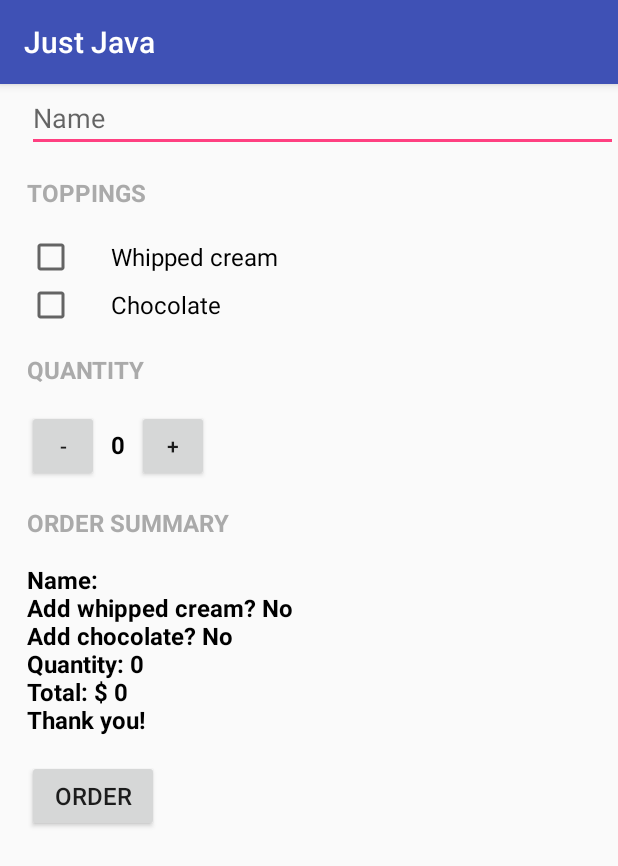
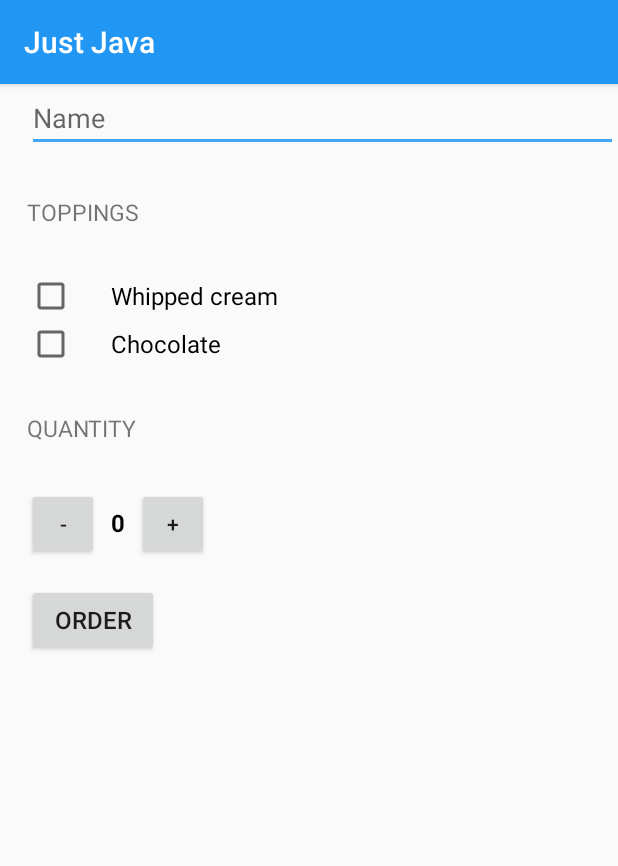
Before and after one commit to CyfrowySledz/JustJava, an Android app: the screen it shows after launch (MainActivity), after a tap on "ORDER", on a phone screen of 412 x 824 dp. Shown: the top 866 px of the screen. Run offline under Robolectric (Android 15) with nearby library versions, the phone set to English and light mode, and no system bars.

Commit message:
End of lesson 3

```diff
--- a/app/src/main/java/com/example/android/justjava/MainActivity.java
+++ b/app/src/main/java/com/example/android/justjava/MainActivity.java
@@ -38,7 +38,6 @@ public class MainActivity extends AppCompatActivity {
 
         total = calculatePrice(quantity, hasWhippedCream, hasChocolate);
         summary = createOrderSummary(total, hasWhippedCream, hasChocolate);
-        displayMessage(summary);
 
         Intent intent = new Intent(Intent.ACTION_SENDTO);
         intent.setData(Uri.parse("mailto:"));
@@ -54,14 +53,9 @@ public class MainActivity extends AppCompatActivity {
         quantityTextView.setText("" + number);
     }
 
-    public void displayMessage(String message) {
-        TextView orderSummaryTextView = (TextView) findViewById(R.id.order_summary_text_view);
-        orderSummaryTextView.setText(message);
-    }
-
     public void increment (View view){
         if (quantity == 5) {
-            Toast toast = Toast.makeText(this, "You can't have more than " + quantity + " coffees!", Toast.LENGTH_SHORT);
+            Toast toast = Toast.makeText(this, getString(R.string.max_coffees_warning, quantity), Toast.LENGTH_SHORT);
             toast.show();
             return;
         }
@@ -71,7 +65,7 @@ public class MainActivity extends AppCompatActivity {
 
     public void decrement (View view) {
         if (quantity == 0) {
-            Toast toast = Toast.makeText(this, "You can't have less then 0 coffee!", Toast.LENGTH_SHORT);
+            Toast toast = Toast.makeText(this, getString(R.string.min_coffees_warning, quantity), Toast.LENGTH_SHORT);
             toast.show();
             return;
         }
@@ -109,7 +103,7 @@ public class MainActivity extends AppCompatActivity {
         summary += "\n" + getString(R.string.order_summary_topping1) + " " + cream;
         summary += "\n" + getString(R.string.order_summery_topping2) + " " + chocolate;
         summary += "\n" + getString(R.string.quantity) + ": " + quantity;
-        summary += "\n" + getString(R.string.total) + ": " + currencySymbol + " " + new DecimalFormat("##.##").format(total);
+        summary += "\n" + getString(R.string.total) + ": " + new DecimalFormat("##.##").format(total) + " " + currencySymbol;
         summary += "\n" + getString(R.string.thank_you);
         return summary;
 
--- a/app/src/main/res/layout/activity_main.xml
+++ b/app/src/main/res/layout/activity_main.xml
@@ -24,15 +24,10 @@
 
         <TextView
             android:id="@+id/toppings_label"
-            android:layout_width="wrap_content"
-            android:layout_height="wrap_content"
+            style="@style/HeaderTextStyle"
             android:layout_marginBottom="16dp"
             android:layout_marginTop="16dp"
-            android:text="@string/toppings"
-            android:textAllCaps="true"
-            android:textColor="@android:color/darker_gray"
-            android:textSize="16sp"
-            android:textStyle="normal|bold" />
+            android:text="@string/toppings" />
 
         <CheckBox
             android:id="@+id/cream_checkbox"
@@ -52,15 +47,10 @@
 
         <TextView
             android:id="@+id/quantity_label"
-            android:layout_width="wrap_content"
-            android:layout_height="wrap_content"
+            style="@style/HeaderTextStyle"
             android:layout_marginBottom="16dp"
             android:layout_marginTop="16dp"
-            android:text="@string/quantity"
-            android:textAllCaps="true"
-            android:textColor="@android:color/darker_gray"
-            android:textSize="16sp"
-            android:textStyle="normal|bold" />
+            android:text="@string/quantity" />
 
         <LinearLayout
             android:id="@+id/innerView"
@@ -93,27 +83,6 @@
 
         </LinearLayout>
 
-        <TextView
-            android:id="@+id/price_label"
-            android:layout_width="wrap_content"
-            android:layout_height="wrap_content"
-            android:layout_marginBottom="16dp"
-            android:layout_marginTop="16dp"
-            android:text="@string/order_summary"
-            android:textAllCaps="true"
-            android:textColor="@android:color/darker_gray"
-            android:textSize="16sp"
-            android:textStyle="normal|bold" />
-
-        <TextView
-            android:id="@+id/order_summary_text_view"
-            android:layout_width="wrap_content"
-            android:layout_height="wrap_content"
-            android:text="@string/total"
-            android:textColor="@android:color/black"
-            android:textSize="16sp"
-            android:textStyle="normal|bold" />
-
         <Button
             android:id="@+id/order_button"
             android:layout_width="wrap_content"
--- a/app/src/main/res/values/strings.xml
+++ b/app/src/main/res/values/strings.xml
@@ -15,4 +15,6 @@
     <string name="thank_you">Thank you!</string>
     <string name="yes">Yes</string>
     <string name="no">No</string>
+    <string name="max_coffees_warning">Sorry, you can\'t order more than <xliff:g id="quantity">%d</xliff:g> coffees!</string>
+    <string name="min_coffees_warning">Sorry, you can\'t order less than <xliff:g id="quantity">%d</xliff:g> coffees!</string>
 </resources>
--- a/app/src/main/res/values/styles.xml
+++ b/app/src/main/res/values/styles.xml
@@ -3,9 +3,23 @@
     <!-- Base application theme. -->
     <style name="AppTheme" parent="Theme.AppCompat.Light.DarkActionBar">
         <!-- Customize your theme here. -->
-        <item name="colorPrimary">@color/colorPrimary</item>
-        <item name="colorPrimaryDark">@color/colorPrimaryDark</item>
-        <item name="colorAccent">@color/colorAccent</item>
+        <item name="colorPrimary">#2196F3</item>
+        <item name="colorPrimaryDark">#1976D2</item>
+        <item name="colorAccent">#42A5F5</item>
+    </style>
+
+    <style name="CustomText">
+        <item name="android:textSize">20sp</item>
+        <item name="android:textColor">#4527A0</item>
+        <item name="android:textStyle">italic</item>
+    </style>
+
+    <style name="HeaderTextStyle">
+        <item name="android:layout_width">wrap_content</item>
+        <item name="android:gravity">center_vertical</item>
+        <item name="android:textSize">15sp</item>
+        <item name="android:layout_height">48dp</item>
+        <item name="android:textAllCaps">true</item>
     </style>
 
 </resources>
```
